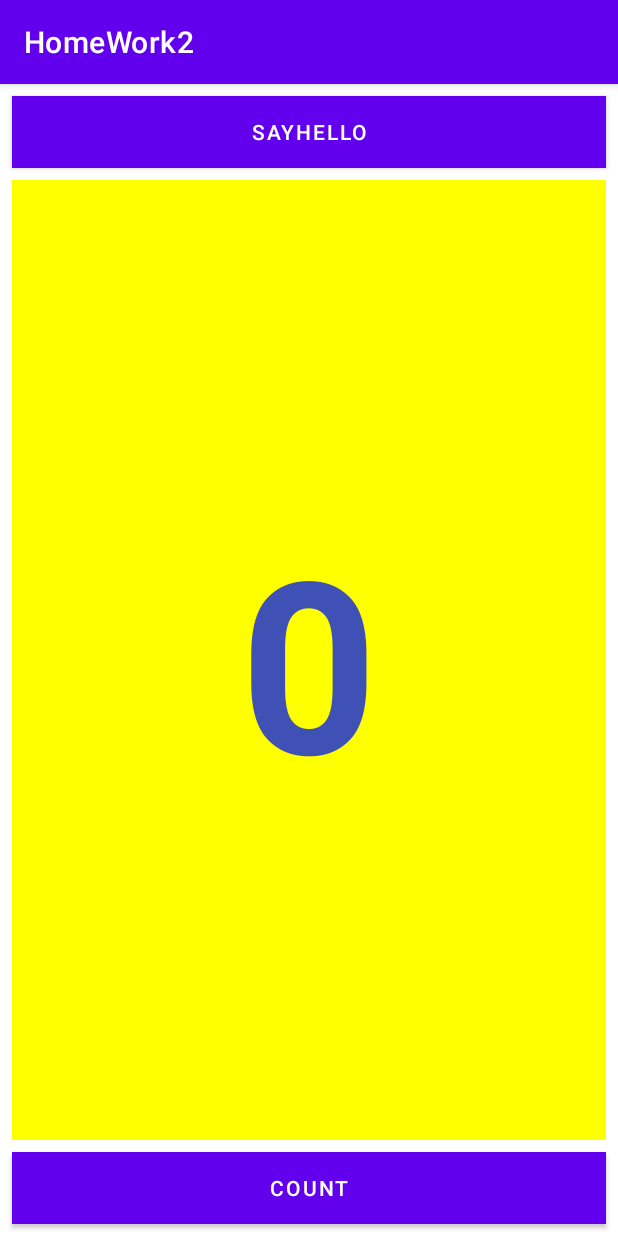
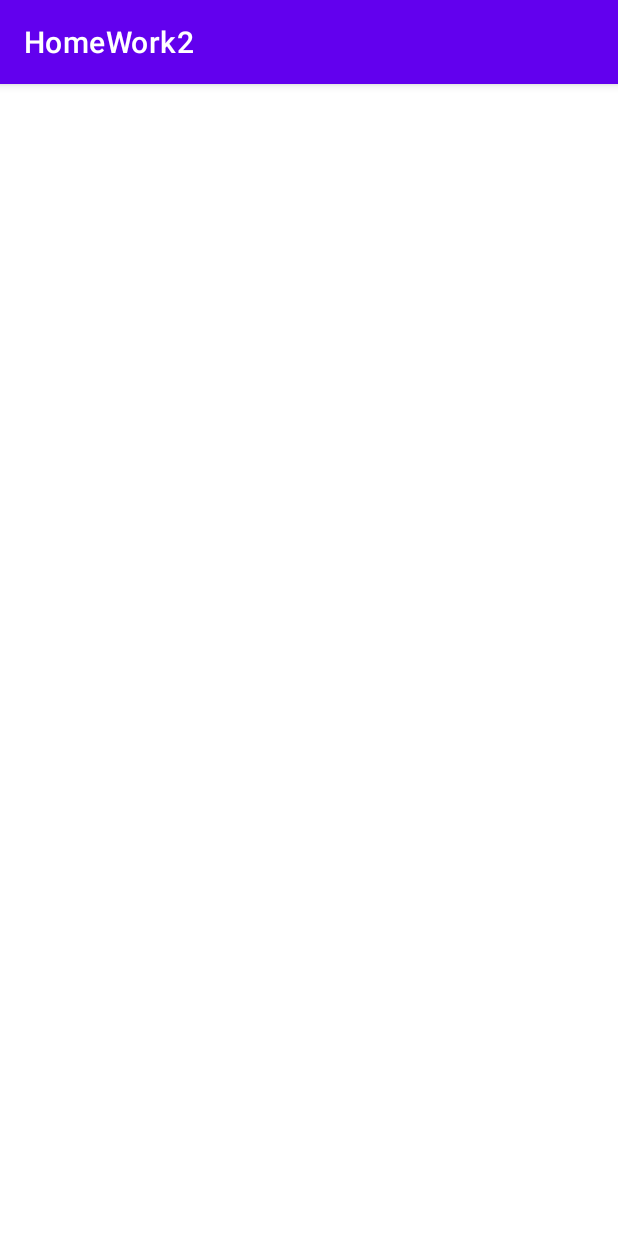
Before and after one commit to Pipssec/AstonHW_3_1, an Android app: the screen it shows after launch (MainActivity), on a phone screen of 412 x 824 dp. Run offline under Robolectric (Android 15) with nearby library versions, the phone set to English and light mode, and no system bars.

Commit message:
Initial commit

```diff
--- a/app/build.gradle
+++ b/app/build.gradle
@@ -41,4 +41,5 @@ dependencies {
     testImplementation 'junit:junit:4.13.2'
     androidTestImplementation 'androidx.test.ext:junit:1.1.5'
     androidTestImplementation 'androidx.test.espresso:espresso-core:3.5.1'
+    implementation 'androidx.recyclerview:recyclerview:1.3.0'
 }
--- a/app/src/main/AndroidManifest.xml
+++ b/app/src/main/AndroidManifest.xml
@@ -11,8 +11,6 @@
         android:supportsRtl="true"
         android:theme="@style/Theme.HomeWork2"
         tools:targetApi="31">
-        <activity android:name=".SecondActivity"
-            android:label = "Second Activity"/>
         <activity
             android:name=".MainActivity"
             android:exported="true">
--- a/app/src/main/java/com/example/homework2/MainActivity.kt
+++ b/app/src/main/java/com/example/homework2/MainActivity.kt
@@ -8,39 +8,9 @@ import androidx.appcompat.app.AppCompatActivity
 
 
 class MainActivity : AppCompatActivity() {
-    companion object{
-        val EXTRA_MESSAGE = "putMainActivity"
-    }
-    private var mCount = 0
-    lateinit var  mShowCount: TextView
-    lateinit var buttonToast: Button
-    lateinit var buttonCount: Button
+
     override fun onCreate(savedInstanceState: Bundle?) {
         super.onCreate(savedInstanceState)
         setContentView(R.layout.activity_main)
-        mShowCount = findViewById(R.id.show_count)
-        buttonToast = findViewById(R.id.button_toast)
-        buttonCount = findViewById(R.id.button_count)
-        buttonCount.setOnClickListener {
-            mCount++;
-            mShowCount.text = mCount.toString();
-        }
-        buttonToast.setOnClickListener {
-            val intent = Intent(this, SecondActivity::class.java)
-            val message = mCount.toString()
-            intent.putExtra(EXTRA_MESSAGE, message)
-            startActivity(intent)
-        }
-    }
-
-    override fun onSaveInstanceState(outState: Bundle) {
-        super.onSaveInstanceState(outState)
-        outState.putInt("count", mCount)
-    }
-
-    override fun onRestoreInstanceState(savedInstanceState: Bundle) {
-        super.onRestoreInstanceState(savedInstanceState)
-        mCount = savedInstanceState.getInt("count")
-        mShowCount.text = mCount.toString()
     }
 }
--- a/app/src/main/res/layout/activity_main.xml
+++ b/app/src/main/res/layout/activity_main.xml
@@ -6,53 +6,6 @@
     android:layout_height="match_parent"
     tools:context=".MainActivity">
 
-    <Button
-        android:id="@+id/button_toast"
-        android:layout_width="0dp"
-        android:layout_height="wrap_content"
-        android:layout_marginEnd="8dp"
-        android:layout_marginStart="8dp"
-        android:layout_marginTop="8dp"
-        android:background="@color/colorPrimary"
-        android:text="@string/button_label_toast"
-        android:textColor="@android:color/white"
-        app:layout_constraintEnd_toEndOf="parent"
-        app:layout_constraintStart_toStartOf="parent"
-        app:layout_constraintTop_toTopOf="parent" />
 
-    <Button
-        android:id="@+id/button_count"
-        android:layout_width="0dp"
-        android:layout_height="wrap_content"
-        android:layout_marginBottom="8dp"
-        android:layout_marginEnd="8dp"
-        android:layout_marginStart="8dp"
-        android:background="@color/colorPrimary"
-        android:text="@string/button_label_count"
-        android:textColor="@android:color/white"
-        app:layout_constraintBottom_toBottomOf="parent"
-        app:layout_constraintEnd_toEndOf="parent"
-        app:layout_constraintStart_toStartOf="parent" />
-
-    <TextView
-        android:id="@+id/show_count"
-        android:layout_width="0dp"
-        android:layout_height="0dp"
-        android:layout_marginBottom="8dp"
-        android:layout_marginEnd="8dp"
-        android:layout_marginStart="8dp"
-        android:layout_marginTop="8dp"
-        android:background="#FFFF00"
-        android:gravity="center_vertical"
-        android:text="@string/count_initial_value"
-        android:textAlignment="center"
-        android:textColor="@color/colorPrimary"
-        android:textSize="160sp"
-        android:textStyle="bold"
-        app:layout_constraintBottom_toTopOf="@+id/button_count"
-        app:layout_constraintEnd_toEndOf="parent"
-        app:layout_constraintStart_toStartOf="parent"
-        app:layout_constraintTop_toBottomOf="@+id/button_toast"
-        tools:ignore="RtlCompat" />
 
 </androidx.constraintlayout.widget.ConstraintLayout>
--- a/app/src/main/res/values/strings.xml
+++ b/app/src/main/res/values/strings.xml
@@ -1,8 +1,3 @@
 <resources>
     <string name="app_name">HomeWork2</string>
-    <string name="button_label_toast">SayHello</string>
-    <string name="button_label_count">Count</string>
-    <string name="count_initial_value">0</string>
-    <string name="toast_message">Hello Toast!</string>
-    <string name="second_message">Hello!</string>
 </resources>
```
Also changed, not shown: app/src/main/java/com/example/homework2/SecondActivity.kt (deleted, +0 -17 lines), app/src/main/res/layout/activity_second.xml (deleted, +0 -30 lines).
